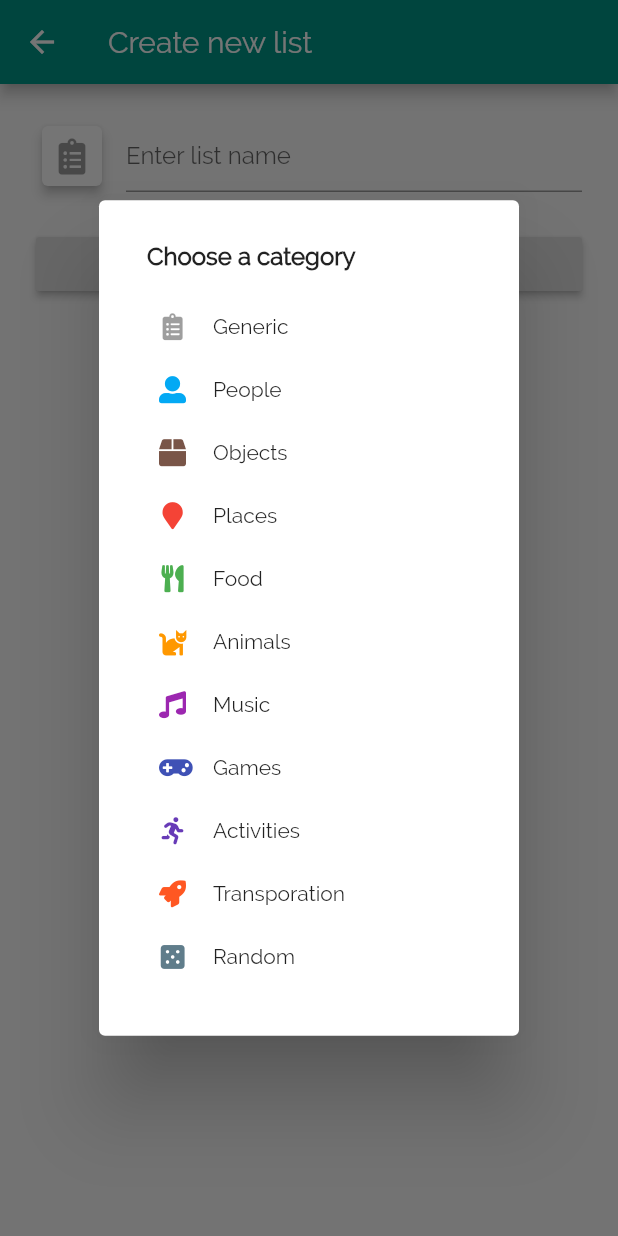
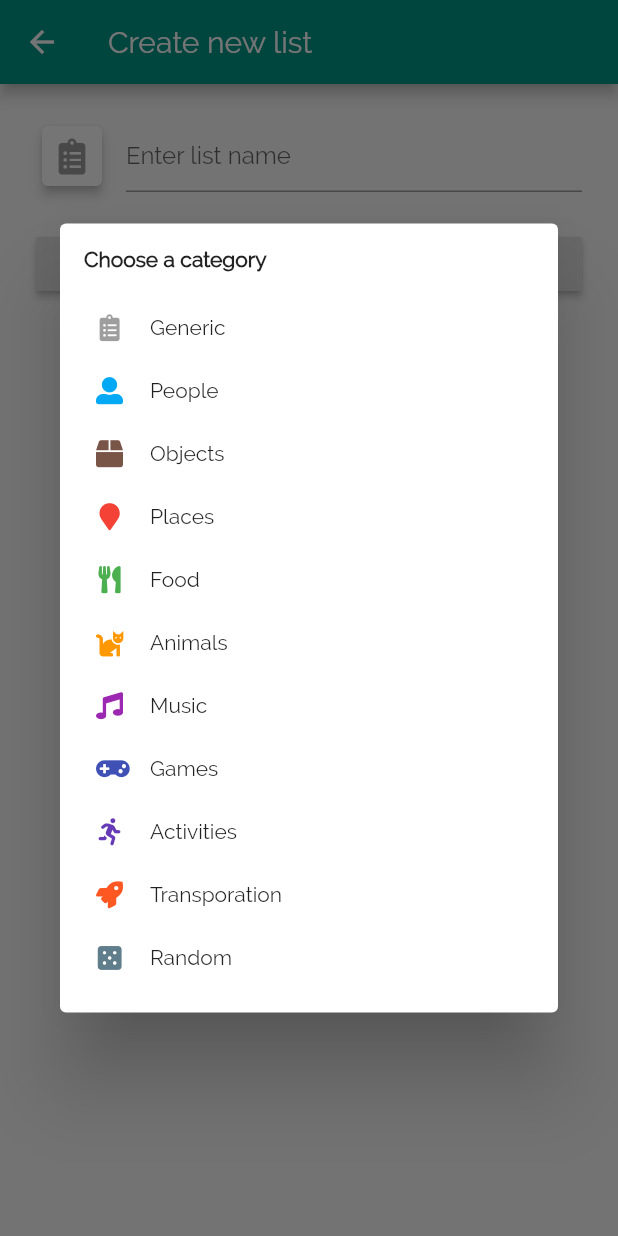
Before and after one commit to shyrwinsia/dcydr, a Flutter app: the AddListPage screen opened directly, after a tap on an icon or button, on a phone screen of 412 x 824 dp. Run offline on Flutter 3.47's test engine with Material 2 defaults, Android fonts, the phone set to English and light mode, and no system bars; our stand-ins replace bloc, equatable, font_awesome_flutter, sembast.

Commit message:
Refactor for code reuse

```diff
--- a/lib/bloc/randomlist_state.dart
+++ /dev/null
@@ -1,10 +0,0 @@
-import 'package:equatable/equatable.dart';
-
-abstract class RandomlistState extends Equatable {
-  const RandomlistState();
-}
-
-class LoadingState extends RandomlistState {
-  @override
-  List<Object> get props => [];
-}
--- a/lib/data/types.dart
+++ b/lib/data/types.dart
@@ -40,19 +40,19 @@ class RandomList {
     return map.map((f) => RandomListItem.fromMap(f));
   }
 
-  Icon get icon {
-    switch (this.type.toLowerCase()) {
-      case "person":
+  static Icon iconFromType(String type) {
+    switch (type) {
+      case "people":
         return Icon(
           FontAwesomeIcons.userAlt,
           color: Colors.lightBlue,
         );
-      case "object":
+      case "objects":
         return Icon(
           FontAwesomeIcons.box,
           color: Colors.brown,
         );
-      case "place":
+      case "places":
         return Icon(
           FontAwesomeIcons.mapMarker,
           color: Colors.red,
@@ -62,7 +62,7 @@ class RandomList {
           FontAwesomeIcons.utensils,
           color: Colors.green,
         );
-      case "animal":
+      case "animals":
         return Icon(
           FontAwesomeIcons.cat,
           color: Colors.orange,
@@ -72,17 +72,17 @@ class RandomList {
           FontAwesomeIcons.music,
           color: Colors.purple,
         );
-      case "game":
+      case "games":
         return Icon(
           FontAwesomeIcons.gamepad,
           color: Colors.indigo,
         );
-      case "activity":
+      case "activities":
         return Icon(
           FontAwesomeIcons.running,
           color: Colors.deepPurple,
         );
-      case "transport":
+      case "transportation":
         return Icon(
           FontAwesomeIcons.rocket,
           color: Colors.deepOrange,
@@ -99,6 +99,10 @@ class RandomList {
         );
     }
   }
+
+  Icon get icon {
+    return RandomList.iconFromType(this.type);
+  }
 }
 
 class RandomListItem {
--- a/lib/pages/addlistpage.dart
+++ b/lib/pages/addlistpage.dart
@@ -1,3 +1,4 @@
+import 'package:choosr/data/types.dart';
 import 'package:flutter/material.dart';
 import 'package:font_awesome_flutter/font_awesome_flutter.dart';
 
@@ -7,17 +8,19 @@ class AddListPage extends StatefulWidget {
 }
 
 class _AddListPageState extends State<AddListPage> {
+  String _category = 'generic';
+
   @override
   Widget build(BuildContext context) {
     return Scaffold(
       appBar: AppBar(
         title: Text('Create new list'),
       ),
-      body: _createForm(),
+      body: _buildForm(),
     );
   }
 
-  Widget _createForm() {
+  Widget _buildForm() {
     return ListView(
       padding: EdgeInsets.symmetric(
         vertical: 24,
@@ -31,88 +34,14 @@ class _AddListPageState extends State<AddListPage> {
                 elevation: 3,
                 child: Padding(
                   padding: EdgeInsets.all(8),
-                  child: Icon(
-                    FontAwesomeIcons.clipboardList,
-                    color: Colors.black38,
-                  ),
+                  child: RandomList.iconFromType(_category),
                 ),
               ),
               onTap: () {
                 showDialog(
                   context: context,
                   builder: (BuildContext context) {
-                    return AlertDialog(
-                      content: Container(
-                        padding: EdgeInsets.all(8),
-                        child: Column(
-                          mainAxisSize: MainAxisSize.min,
-                          crossAxisAlignment: CrossAxisAlignment.stretch,
-                          children: <Widget>[
-                            Text(
-                              'Choose a category',
-                              style: TextStyle(
-                                fontWeight: FontWeight.bold,
-                              ),
-                            ),
-                            SizedBox(
-                              height: 16,
-                            ),
-                            _createCategoryInkwell(
-                              'Generic',
-                              FontAwesomeIcons.clipboardList,
-                              Colors.black38,
-                            ),
-                            _createCategoryInkwell('People',
-                                FontAwesomeIcons.userAlt, Colors.lightBlue),
-                            _createCategoryInkwell(
-                              'Objects',
-                              FontAwesomeIcons.box,
-                              Colors.brown,
-                            ),
-                            _createCategoryInkwell(
-                              'Places',
-                              FontAwesomeIcons.mapMarker,
-                              Colors.red,
-                            ),
-                            _createCategoryInkwell(
-                              'Food',
-                              FontAwesomeIcons.utensils,
-                              Colors.green,
-                            ),
-                            _createCategoryInkwell(
-                              'Animals',
-                              FontAwesomeIcons.cat,
-                              Colors.orange,
-                            ),
-                            _createCategoryInkwell(
-                              'Music',
-                              FontAwesomeIcons.music,
-                              Colors.purple,
-                            ),
-                            _createCategoryInkwell(
-                              'Games',
-                              FontAwesomeIcons.gamepad,
-                              Colors.indigo,
-                            ),
-                            _createCategoryInkwell(
-                              'Activities',
-                              FontAwesomeIcons.running,
-                              Colors.deepPurple,
-                            ),
-                            _createCategoryInkwell(
-                              'Transporation',
-                              FontAwesomeIcons.rocket,
-                              Colors.deepOrange,
-                            ),
-                            _createCategoryInkwell(
-                              'Random',
-                              FontAwesomeIcons.diceFive,
-                              Colors.blueGrey,
-                            ),
-                          ],
-                        ),
-                      ),
-                    );
+                    return _buildCategoryDialog();
                   },
                 );
               },
@@ -144,13 +73,18 @@ class _AddListPageState extends State<AddListPage> {
     );
   }
 
-  Widget _createCategoryInkwell(
+  Widget _buildCategoryInkwell(
     String category,
     IconData iconData,
     Color color,
   ) {
     return InkWell(
-      onTap: () {},
+      onTap: () {
+        setState(() {
+          _category = category.toLowerCase();
+        });
+        Navigator.pop(context);
+      },
       child: Container(
         padding: EdgeInsets.symmetric(
           horizontal: 8,
@@ -175,4 +109,82 @@ class _AddListPageState extends State<AddListPage> {
       ),
     );
   }
+
+  Widget _buildCategoryDialog() {
+    return Dialog(
+      child: Container(
+        padding: EdgeInsets.all(16),
+        child: Column(
+          mainAxisSize: MainAxisSize.min,
+          crossAxisAlignment: CrossAxisAlignment.stretch,
+          children: <Widget>[
+            Text(
+              'Choose a category',
+              style: TextStyle(
+                fontWeight: FontWeight.bold,
+              ),
+            ),
+            SizedBox(
+              height: 16,
+            ),
+            _buildCategoryInkwell(
+              'Generic',
+              FontAwesomeIcons.clipboardList,
+              Colors.black38,
+            ),
+            _buildCategoryInkwell(
+              'People',
+              FontAwesomeIcons.userAlt,
+              Colors.lightBlue,
+            ),
+            _buildCategoryInkwell(
+              'Objects',
+              FontAwesomeIcons.box,
+              Colors.brown,
+            ),
+            _buildCategoryInkwell(
+              'Places',
+              FontAwesomeIcons.mapMarker,
+              Colors.red,
+            ),
+            _buildCategoryInkwell(
+              'Food',
+              FontAwesomeIcons.utensils,
+              Colors.green,
+            ),
+            _buildCategoryInkwell(
+              'Animals',
+              FontAwesomeIcons.cat,
+              Colors.orange,
+            ),
+            _buildCategoryInkwell(
+              'Music',
+              FontAwesomeIcons.music,
+              Colors.purple,
+            ),
+            _buildCategoryInkwell(
+              'Games',
+              FontAwesomeIcons.gamepad,
+              Colors.indigo,
+            ),
+            _buildCategoryInkwell(
+              'Activities',
+              FontAwesomeIcons.running,
+              Colors.deepPurple,
+            ),
+            _buildCategoryInkwell(
+              'Transporation',
+              FontAwesomeIcons.rocket,
+              Colors.deepOrange,
+            ),
+            _buildCategoryInkwell(
+              'Random',
+              FontAwesomeIcons.diceFive,
+              Colors.blueGrey,
+            ),
+          ],
+        ),
+      ),
+    );
+  }
 }
--- a/lib/pages/homepage.dart
+++ b/lib/pages/homepage.dart
@@ -11,7 +11,7 @@ class HomePage extends StatelessWidget {
       ..add(RandomList(
         id: 2,
         name: 'Teammates',
-        type: 'person',
+        type: 'people',
         items: <RandomListItem>[
           RandomListItem(name: 'FQ'),
         ],
@@ -19,7 +19,7 @@ class HomePage extends StatelessWidget {
       ..add(RandomList(
         id: 2,
         name: 'Dice',
-        type: 'random',
+        type: 'places',
         items: <RandomListItem>[
           RandomListItem(name: 'FQ'),
         ],
@@ -27,7 +27,7 @@ class HomePage extends StatelessWidget {
       ..add(RandomList(
         id: 2,
         name: 'Hand',
-        type: 'game',
+        type: 'games',
         items: <RandomListItem>[
           RandomListItem(name: 'FQ'),
         ],
```
